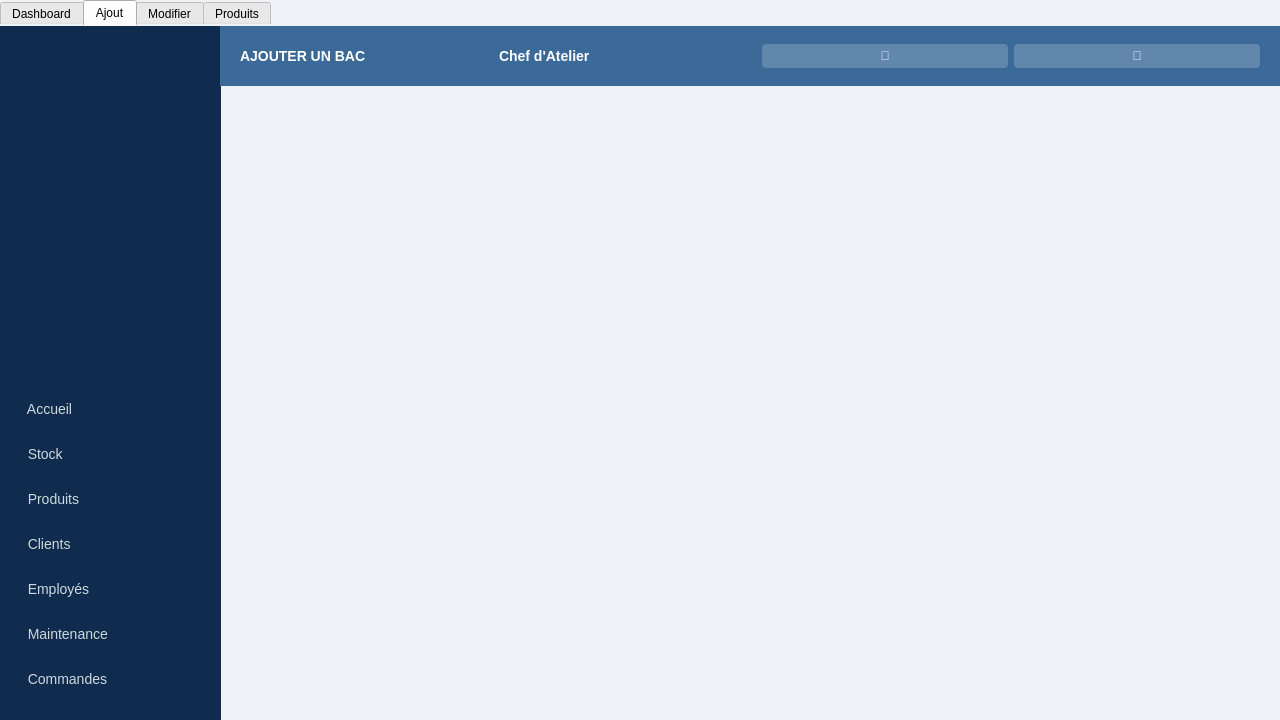
First picture: the form in mainwindow.ui, repository esprit-up-algo/projetcpp2526-s2-2a6-smart-waste-collection-2a6, before the edit.
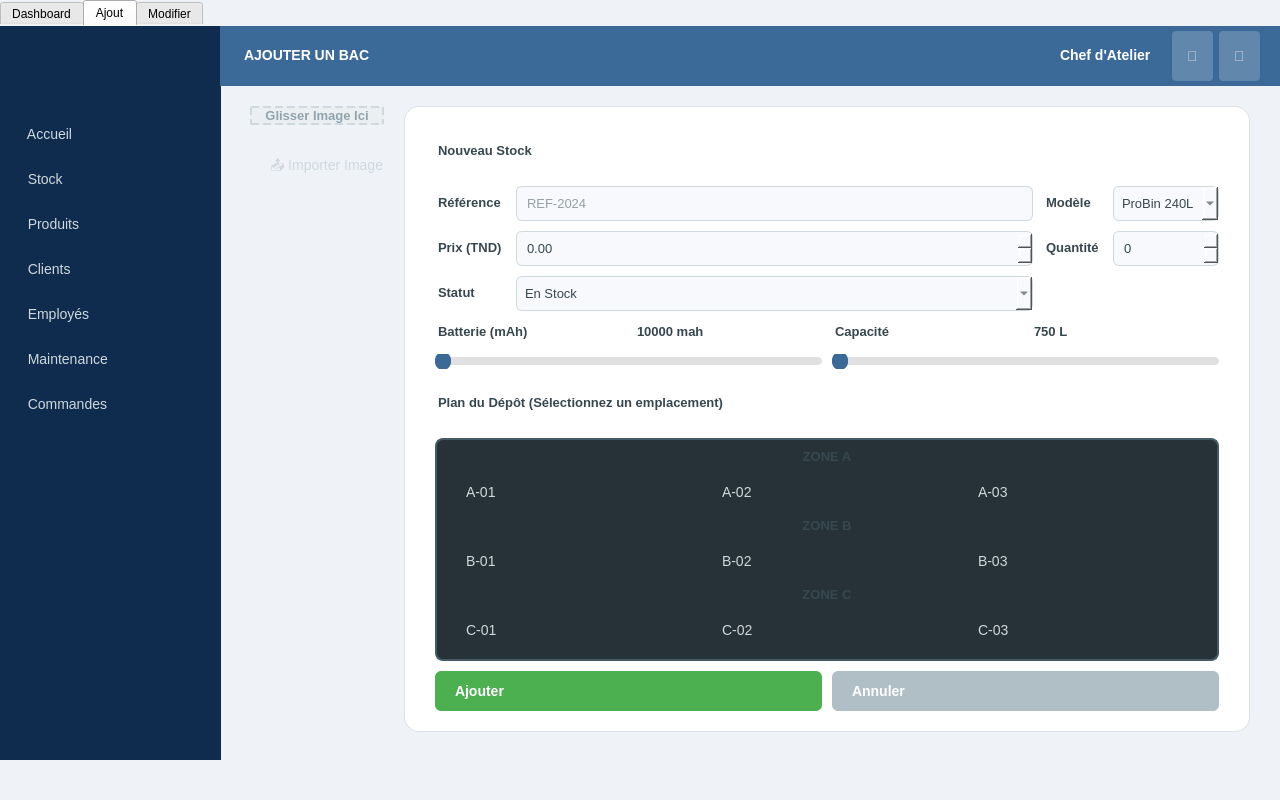
Second picture: the form after the edit. The open tabs and pages were chosen to show the change. Icons and pictures are not drawn.

Commit message: essaie d'interface ajouter et modifer

```diff
--- a/mainwindow.ui
+++ b/mainwindow.ui
@@ -7,7 +7,7 @@
     <x>0</x>
     <y>0</y>
     <width>1280</width>
-    <height>720</height>
+    <height>800</height>
    </rect>
   </property>
   <property name="windowTitle">
@@ -15,117 +15,73 @@
   </property>
   <property name="styleSheet">
    <string notr="true">
+    /* GLOBAL SETTINGS */
     * { font-family: 'Segoe UI', Arial, sans-serif; }
-    
-    QMainWindow, QWidget#centralwidget, QTabWidget::pane {
-        background-color: #eff3f8;
-        border: none;
-    }
+    QMainWindow, QWidget#centralwidget, QTabWidget::pane { background-color: #eff3f8; border: none; }
 
-    QWidget#verticalLayoutWidget_1, QWidget#verticalLayoutWidget_2, QWidget#verticalLayoutWidget_3, QWidget#verticalLayoutWidget_4 {
-        background-color: #0f2c4f;
-    }
+    /* SIDEBAR */
+    QWidget#verticalLayoutWidget_1, QWidget#verticalLayoutWidget_2, QWidget#verticalLayoutWidget_3 { background-color: #0f2c4f; }
+    QLabel#label_1, QLabel#label_2, QLabel#label_3 { color: white; font-weight: bold; font-size: 18px; padding: 20px; }
+    QPushButton { color: #cfd8dc; text-align: left; padding-left: 20px; height: 40px; border: none; font-size: 14px; background: transparent; }
+    QPushButton:hover { background-color: #1d4e89; color: white; border-left: 4px solid #4caf50; }
 
-    QWidget#verticalLayoutWidget_1 QPushButton, 
-    QWidget#verticalLayoutWidget_2 QPushButton, 
-    QWidget#verticalLayoutWidget_3 QPushButton,
-    QWidget#verticalLayoutWidget_4 QPushButton {
-        color: #cfd8dc;
-        text-align: left;
-        padding-left: 20px;
-        height: 40px;
-        border: none;
-        font-size: 14px;
-        background-color: transparent;
-    }
-    
-    QWidget#verticalLayoutWidget_1 QPushButton:hover, 
-    QWidget#verticalLayoutWidget_2 QPushButton:hover, 
-    QWidget#verticalLayoutWidget_3 QPushButton:hover,
-    QWidget#verticalLayoutWidget_4 QPushButton:hover {
-        background-color: #1d4e89;
-        color: white;
-        border-left: 4px solid #4caf50;
-    }
-    
-    QLabel#label_1, QLabel#label_2, QLabel#label_3, QLabel#label_4 {
-        color: white; font-weight: bold; font-size: 18px; padding: 20px 0 20px 20px;
-    }
+    /* TOP BAR */
+    QWidget#horizontalLayoutWidget_1, QWidget#horizontalLayoutWidget_2, QWidget#horizontalLayoutWidget_3 { background-color: #3b6998; }
+    QLabel#lb_1, QLabel#lb_2, QLabel#lb_3, QLabel#user_1, QLabel#user_2, QLabel#user_3 { color: white; font-weight: bold; font-size: 14px; }
+    QPushButton#btnnotif_1, QPushButton#btnprofil_1, QPushButton#btnnotif_2, QPushButton#btnprofil_2, QPushButton#btnnotif_3, QPushButton#btnprofil_3 { background-color: rgba(255, 255, 255, 0.2); border-radius: 4px; padding: 5px 15px; }
 
-    QWidget#horizontalLayoutWidget_1, QWidget#horizontalLayoutWidget_2, QWidget#horizontalLayoutWidget_3, QWidget#horizontalLayoutWidget_4 {
-        background-color: #3b6998;
-    }
-    
-    QLabel#lb_1, QLabel#lb_2, QLabel#lb_3, QLabel#lb_4, QLabel#user_1, QLabel#user_2, QLabel#user_3, QLabel#user_4 {
-        color: white; font-weight: bold; font-size: 14px;
-    }
-
-    QWidget#horizontalLayoutWidget_1 QPushButton, 
-    QWidget#horizontalLayoutWidget_2 QPushButton, 
-    QWidget#horizontalLayoutWidget_3 QPushButton,
-    QWidget#horizontalLayoutWidget_4 QPushButton {
-        background-color: rgba(255, 255, 255, 0.2);
-        color: white;
-        border-radius: 4px;
-        padding: 5px 15px;
-        border: none;
-    }
-
-    QFrame#cardFrame {
-        background-color: white; border-radius: 12px; border: 1px solid #dce1e8;
-    }
-    QFrame#cardFrame QLabel {
-        color: #2c3e50; font-size: 13px; font-weight: 600; padding-bottom: 2px;
-    }
-    QLabel#lblCardTitle {
-        font-size: 20px; font-weight: bold; color: #1a1a1a; margin-bottom: 10px;
-    }
-    QLineEdit, QComboBox {
-        background-color: #f7f9fc; border: 1px solid #e1e4e8; border-radius: 6px; padding: 8px; color: #333;
-    }
-    QLineEdit:focus { border: 1px solid #3b6998; background-color: white; }
-    
-    QPushButton#btnSave { background-color: #4caf50; color: white; font-weight: bold; border-radius: 6px; }
-    QPushButton#btnCancel { background-color: #90a4ae; color: white; font-weight: bold; border-radius: 6px; }
-
-    QTableWidget {
-        background-color: white;
-        border: 1px solid #dce1e8;
-        border-radius: 8px;
-        gridline-color: #f0f0f0;
-        selection-background-color: #e3f2fd;
-        selection-color: #333;
-    }
-    QHeaderView::section {
-        background-color: white;
-        color: #333;
-        font-weight: bold;
-        border: none;
-        border-bottom: 2px solid #3b6998;
-        padding: 8px;
-    }
-
-    QFrame#rightSidebar {
-        background-color: white; border-radius: 8px; border: 1px solid #dce1e8;
-    }
-    QLabel.sectionTitle {
-        font-weight: bold; color: #0f2c4f; font-size: 13px; margin-bottom: 5px;
-    }
-    
-    QPushButton.actionBtn {
-        background-color: #f5f5f5; border: 1px solid #ddd; border-radius: 5px; padding: 10px; text-align: center; color: #333;
-    }
-    QPushButton.actionBtn:hover { background-color: #e0e0e0; }
-
-    QLineEdit#searchInput { background-color: white; border: 1px solid #ccc; }
+    /* DASHBOARD TABLE &amp; CONTROLS */
+    QTableWidget { background-color: white; border: 1px solid #dce1e8; border-radius: 8px; gridline-color: #f0f0f0; selection-background-color: #e3f2fd; selection-color: #333; }
+    QHeaderView::section { background-color: white; color: #333; font-weight: bold; border: none; border-bottom: 2px solid #3b6998; padding: 8px; }
+    QLineEdit#searchInput { background-color: white; border: 1px solid #ccc; padding: 5px; border-radius: 4px; }
+    QComboBox#cbSort { background-color: white; border: 1px solid #ccc; padding: 5px; border-radius: 4px; }
     QPushButton#btnAddProduct { background-color: #3b6998; color: white; font-weight: bold; border-radius: 4px; padding: 5px 15px; }
+
+    /* COMMON FORM STYLES */
+    QFrame#cardAdd, QFrame#cardMod, QFrame#rightSidebar { background-color: white; border-radius: 15px; border: 1px solid #dce1e8; }
+    QLabel { color: #37474f; font-weight: 700; font-size: 13px; margin-bottom: 2px; }
+    QLineEdit, QComboBox, QSpinBox, QDoubleSpinBox { background-color: #f7f9fc; border: 1px solid #cfd8dc; border-radius: 6px; padding: 8px; color: #37474f; font-size: 13px; }
+    QLineEdit:focus, QComboBox:focus, QSpinBox:focus, QDoubleSpinBox:focus { border: 1px solid #3b6998; background-color: white; }
+
+    /* STAT CARDS (Dashboard) */
+    QFrame.statCard { background-color: #e3f2fd; border-radius: 8px; border: 1px solid #bbdefb; }
+    QLabel.statValue { font-size: 20px; font-weight: bold; color: #1565c0; }
+    QLabel.statLabel { font-size: 12px; color: #546e7a; }
+    QFrame.alertCard { background-color: #ffebee; border-radius: 8px; border: 1px solid #ffcdd2; }
+    QLabel.alertValue { font-size: 20px; font-weight: bold; color: #c62828; }
+
+    /* SLIDERS */
+    QSlider::groove:horizontal { background: #e0e0e0; height: 8px; border-radius: 4px; }
+    QSlider::handle:horizontal { background: #3b6998; width: 16px; margin: -5px 0; border-radius: 8px; }
+    QSlider::sub-page:horizontal { background: #64b5f6; border-radius: 4px; }
+
+    /* CREATIVE WAREHOUSE MAP */
+    QFrame#mapFrame, QFrame#depotMapFrame_mod { background-color: #263238; border-radius: 8px; border: 2px solid #455a64; }
+    QLabel.zoneLabel { color: #cfd8dc; font-size: 11px; font-weight: bold; letter-spacing: 1px; margin-top: 10px; }
+    
+    QPushButton.slotBtn { background-color: #4caf50; border: 2px solid #388e3c; border-radius: 4px; color: white; font-weight: bold; } /* Green */
+    QPushButton.slotBtn:checked { background-color: #2196f3; border: 2px solid #1976d2; } /* Blue */
+    QPushButton.slotBtn:disabled { background-color: #ef5350; border: 2px solid #c62828; color: #ffebee; text-decoration: line-through; } /* Red */
+
+    /* ACTION BUTTONS */
+    QPushButton#btnSave_Add, QPushButton#btnSave_Mod { background-color: #4caf50; color: white; font-weight: bold; border-radius: 6px; }
+    QPushButton#btnCancel_Add, QPushButton#btnCancel_Mod { background-color: #b0bec5; color: white; font-weight: bold; border-radius: 6px; }
+    QLabel#lblImgPreview_Add, QLabel#imgBin { background-color: #eceff1; border: 2px dashed #cfd8dc; border-radius: 12px; color: #90a4ae; }
    </string>
   </property>
   <widget class="QWidget" name="centralwidget">
    <widget class="QTabWidget" name="tabWidget">
-    <property name="geometry"><rect><x>0</x><y>0</y><width>1280</width><height>720</height></rect></property>
-    <property name="currentIndex"><number>3</number></property>
-
+    <property name="geometry">
+     <rect>
+      <x>0</x>
+      <y>0</y>
+      <width>1280</width>
+      <height>760</height>
+     </rect>
+    </property>
+    <property name="currentIndex">
+     <number>0</number>
+    </property>
     <widget class="QWidget" name="dashboard">
      <attribute name="title"><string>Dashboard</string></attribute>
      <widget class="QWidget" name="verticalLayoutWidget_1">
@@ -163,33 +119,616 @@
     <widget class="QWidget" name="ajout">
      <attribute name="title"><string>Ajout</string></attribute>
      <widget class="QWidget" name="verticalLayoutWidget_2">
-      <property name="geometry"><rect><x>0</x><y>0</y><width>221</width><height>700</height></rect></property>
+      <property name="geometry">
+       <rect>
+        <x>0</x>
+        <y>0</y>
+        <width>221</width>
+        <height>740</height>
+       </rect>
+      </property>
       <layout class="QVBoxLayout" name="verticalLayout_2">
-       <property name="spacing"><number>5</number></property>
-       <property name="bottomMargin"><number>20</number></property>
-       <item><widget class="QLabel" name="label_2"><property name="pixmap"><pixmap resource="logo.qrc">:/logo1.png</pixmap></property><property name="text"><string/></property></widget></item>
-       <item><spacer><property name="orientation"><enum>Qt::Vertical</enum></property><property name="sizeType"><enum>QSizePolicy::Fixed</enum></property><property name="sizeHint" stdset="0"><size><width>20</width><height>20</height></size></property></spacer></item>
-       <item><widget class="QPushButton" name="btnhome_2"><property name="text"><string>  Accueil</string></property></widget></item>
-       <item><widget class="QPushButton" name="btnstock_2"><property name="text"><string>  Stock</string></property></widget></item>
-       <item><widget class="QPushButton" name="btnproduit_2"><property name="text"><string>  Produits</string></property></widget></item>
-       <item><widget class="QPushButton" name="btnclient_2"><property name="text"><string>  Clients</string></property></widget></item>
-       <item><widget class="QPushButton" name="btnemploye_2"><property name="text"><string>  Employés</string></property></widget></item>
-       <item><widget class="QPushButton" name="btnmaintenance_2"><property name="text"><string>  Maintenance</string></property></widget></item>
-       <item><widget class="QPushButton" name="btncmd_2"><property name="text"><string>  Commandes</string></property></widget></item>
-       <item><spacer><property name="orientation"><enum>Qt::Vertical</enum></property></spacer></item>
+       <property name="spacing">
+        <number>5</number>
+       </property>
+       <property name="bottomMargin">
+        <number>20</number>
+       </property>
+       <item>
+        <widget class="QLabel" name="label_2">
+         <property name="text">
+          <string/>
+         </property>
+         <property name="pixmap">
+          <pixmap resource="logo.qrc">:/logo1.png</pixmap>
+         </property>
+        </widget>
+       </item>
+       <item>
+        <spacer>
+         <property name="orientation">
+          <enum>Qt::Orientation::Vertical</enum>
+         </property>
+         <property name="sizeType">
+          <enum>QSizePolicy::Policy::Fixed</enum>
+         </property>
+         <property name="sizeHint" stdset="0">
+          <size>
+           <width>20</width>
+           <height>20</height>
+          </size>
+         </property>
+        </spacer>
+       </item>
+       <item>
+        <widget class="QPushButton" name="btnhome_2">
+         <property name="text">
+          <string>  Accueil</string>
+         </property>
+        </widget>
+       </item>
+       <item>
+        <widget class="QPushButton" name="btnstock_2">
+         <property name="text">
+          <string>  Stock</string>
+         </property>
+        </widget>
+       </item>
+       <item>
+        <widget class="QPushButton" name="btnproduit_2">
+         <property name="text">
+          <string>  Produits</string>
+         </property>
+        </widget>
+       </item>
+       <item>
+        <widget class="QPushButton" name="btnclient_2">
+         <property name="text">
+          <string>  Clients</string>
+         </property>
+        </widget>
+       </item>
+       <item>
+        <widget class="QPushButton" name="btnemploye_2">
+         <property name="text">
+          <string>  Employés</string>
+         </property>
+        </widget>
+       </item>
+       <item>
+        <widget class="QPushButton" name="btnmaintenance_2">
+         <property name="text">
+          <string>  Maintenance</string>
+         </property>
+        </widget>
+       </item>
+       <item>
+        <widget class="QPushButton" name="btncmd_2">
+         <property name="text">
+          <string>  Commandes</string>
+         </property>
+        </widget>
+       </item>
+       <item>
+        <spacer>
+         <property name="orientation">
+          <enum>Qt::Orientation::Vertical</enum>
+         </property>
+         <property name="sizeHint" stdset="0">
+          <size>
+           <width>0</width>
+           <height>0</height>
+          </size>
+         </property>
+        </spacer>
+       </item>
       </layout>
      </widget>
      <widget class="QWidget" name="horizontalLayoutWidget_2">
       <property name="geometry"><rect><x>220</x><y>0</y><width>1060</width><height>60</height></rect></property>
       <layout class="QHBoxLayout" name="horizontalLayout_2">
-       <property name="leftMargin"><number>20</number></property>
-       <property name="rightMargin"><number>20</number></property>
-       <item><widget class="QLabel" name="lb_2"><property name="text"><string>AJOUTER UN BAC</string></property></widget></item>
-       <item><spacer><property name="orientation"><enum>Qt::Horizontal</enum></property></spacer></item>
-       <item><widget class="QLabel" name="user_2"><property name="text"><string>Chef d'Atelier</string></property></widget></item>
-       <item><spacer><property name="orientation"><enum>Qt::Horizontal</enum></property><property name="sizeType"><enum>QSizePolicy::Fixed</enum></property><property name="sizeHint" stdset="0"><size><width>10</width><height>20</height></size></property></spacer></item>
-       <item><widget class="QPushButton" name="btnnotif_2"><property name="text"><string>🔔</string></property></widget></item>
-       <item><widget class="QPushButton" name="btnprofil_2"><property name="text"><string>👤</string></property></widget></item>
+       <property name="leftMargin">
+        <number>20</number>
+       </property>
+       <property name="rightMargin">
+        <number>20</number>
+       </property>
+       <item>
+        <widget class="QLabel" name="lb_2">
+         <property name="text">
+          <string>AJOUTER UN BAC</string>
+         </property>
+        </widget>
+       </item>
+       <item>
+        <spacer>
+         <property name="orientation">
+          <enum>Qt::Orientation::Horizontal</enum>
+         </property>
+         <property name="sizeHint" stdset="0">
+          <size>
+           <width>0</width>
+           <height>0</height>
+          </size>
+         </property>
+        </spacer>
+       </item>
+       <item>
+        <widget class="QLabel" name="user_2">
+         <property name="text">
+          <string>Chef d'Atelier</string>
+         </property>
+        </widget>
+       </item>
+       <item>
+        <spacer>
+         <property name="orientation">
+          <enum>Qt::Orientation::Horizontal</enum>
+         </property>
+         <property name="sizeType">
+          <enum>QSizePolicy::Policy::Fixed</enum>
+         </property>
+         <property name="sizeHint" stdset="0">
+          <size>
+           <width>10</width>
+           <height>20</height>
+          </size>
+         </property>
+        </spacer>
+       </item>
+       <item>
+        <widget class="QPushButton" name="btnnotif_2">
+         <property name="text">
+          <string>🔔</string>
+         </property>
+        </widget>
+       </item>
+       <item>
+        <widget class="QPushButton" name="btnprofil_2">
+         <property name="text">
+          <string>👤</string>
+         </property>
+        </widget>
+       </item>
+      </layout>
+     </widget>
+     <widget class="QWidget" name="addContent">
+      <property name="geometry">
+       <rect>
+        <x>250</x>
+        <y>80</y>
+        <width>1000</width>
+        <height>626</height>
+       </rect>
+      </property>
+      <layout class="QHBoxLayout" name="hl_add_split">
+       <property name="spacing">
+        <number>20</number>
+       </property>
+       <item>
+        <layout class="QVBoxLayout" name="vl_img_add">
+         <item>
+          <widget class="QLabel" name="lblImgPreview_Add">
+           <property name="text">
+            <string>Glisser Image Ici</string>
+           </property>
+           <property name="alignment">
+            <set>Qt::AlignmentFlag::AlignCenter</set>
+           </property>
+          </widget>
+         </item>
+         <item>
+          <widget class="QPushButton" name="btnUpload_Add">
+           <property name="text">
+            <string>📤 Importer Image</string>
+           </property>
+          </widget>
+         </item>
+         <item>
+          <spacer>
+           <property name="orientation">
+            <enum>Qt::Orientation::Vertical</enum>
+           </property>
+           <property name="sizeHint" stdset="0">
+            <size>
+             <width>0</width>
+             <height>0</height>
+            </size>
+           </property>
+          </spacer>
+         </item>
+        </layout>
+       </item>
+       <item>
+        <widget class="QFrame" name="cardAdd">
+         <property name="frameShape">
+          <enum>QFrame::Shape::StyledPanel</enum>
+         </property>
+         <layout class="QVBoxLayout" name="verticalLayout_Add">
+          <property name="spacing">
+           <number>10</number>
+          </property>
+          <property name="leftMargin">
+           <number>30</number>
+          </property>
+          <property name="topMargin">
+           <number>20</number>
+          </property>
+          <property name="rightMargin">
+           <number>30</number>
+          </property>
+          <property name="bottomMargin">
+           <number>20</number>
+          </property>
+          <item>
+           <widget class="QLabel" name="lblTitleAdd">
+            <property name="text">
+             <string>Nouveau Stock</string>
+            </property>
+           </widget>
+          </item>
+          <item>
+           <layout class="QGridLayout" name="gl_inputs">
+            <item row="0" column="0">
+             <widget class="QLabel" name="l1">
+              <property name="text">
+               <string>Référence</string>
+              </property>
+             </widget>
+            </item>
+            <item row="0" column="1">
+             <widget class="QLineEdit" name="ln_ref_add">
+              <property name="placeholderText">
+               <string>REF-2024</string>
+              </property>
+             </widget>
+            </item>
+            <item row="0" column="2">
+             <widget class="QLabel" name="l2">
+              <property name="text">
+               <string>Modèle</string>
+              </property>
+             </widget>
+            </item>
+            <item row="0" column="3">
+             <widget class="QComboBox" name="cb_model_add">
+              <item>
+               <property name="text">
+                <string>ProBin 240L</string>
+               </property>
+              </item>
+             </widget>
+            </item>
+            <item row="1" column="0">
+             <widget class="QLabel" name="l_px">
+              <property name="text">
+               <string>Prix (TND)</string>
+              </property>
+             </widget>
+            </item>
+            <item row="1" column="1">
+             <widget class="QDoubleSpinBox" name="dsb_price_add">
+              <property name="maximum">
+               <double>99999.000000000000000</double>
+              </property>
+             </widget>
+            </item>
+            <item row="1" column="2">
+             <widget class="QLabel" name="l_qty">
+              <property name="text">
+               <string>Quantité</string>
+              </property>
+             </widget>
+            </item>
+            <item row="1" column="3">
+             <widget class="QSpinBox" name="sb_qty_add"/>
+            </item>
+            <item row="2" column="0">
+             <widget class="QLabel" name="l_stat">
+              <property name="text">
+               <string>Statut</string>
+              </property>
+             </widget>
+            </item>
+            <item row="2" column="1">
+             <widget class="QComboBox" name="cb_status_add">
+              <item>
+               <property name="text">
+                <string>En Stock</string>
+               </property>
+              </item>
+             </widget>
+            </item>
+           </layout>
+          </item>
+          <item>
+           <layout class="QHBoxLayout" name="hl_sliders">
+            <item>
+             <layout class="QVBoxLayout" name="vl_bat">
+              <item>
+               <layout class="QHBoxLayout" name="horizontalLayout">
+                <item>
+                 <widget class="QLabel" name="l_bat">
+                  <property name="text">
+                   <string>Batterie (mAh)</string>
+                  </property>
+                 </widget>
+                </item>
+                <item>
+                 <widget class="QLabel" name="label">
+                  <property name="text">
+                   <string>10000 mah</string>
+                  </property>
+                 </widget>
+                </item>
+               </layout>
+              </item>
+              <item>
+               <widget class="QSlider" name="slider_bat_add">
+                <property name="minimum">
+                 <number>2000</number>
+                </property>
+                <property name="maximum">
+                 <number>20000</number>
+                </property>
+                <property name="orientation">
+                 <enum>Qt::Orientation::Horizontal</enum>
+                </property>
+               </widget>
+              </item>
+             </layout>
+            </item>
+            <item>
+             <layout class="QVBoxLayout" name="vl_cap">
+              <item>
+               <layout class="QHBoxLayout" name="horizontalLayout_4">
+                <item>
+                 <widget class="QLabel" name="l_cap">
+                  <property name="text">
+                   <string>Capacité</string>
+                  </property>
+                 </widget>
+                </item>
+                <item>
+                 <widget class="QLabel" name="label_4">
+                  <property name="text">
+                   <string>750 L</string>
+                  </property>
+                 </widget>
+                </item>
+               </layout>
+              </item>
+              <item>
+               <widget class="QSlider" name="slider_cap_add">
+                <property name="minimum">
+                 <number>50</number>
+                </property>
+                <property name="maximum">
+                 <number>1000</number>
+                </property>
+                <property name="orientation">
+                 <enum>Qt::Orientation::Horizontal</enum>
+                </property>
+               </widget>
+              </item>
+             </layout>
+            </item>
+           </layout>
+          </item>
+          <item>
+           <widget class="QLabel" name="l5">
+            <property name="text">
+             <string>Plan du Dépôt (Sélectionnez un emplacement)</string>
+            </property>
+           </widget>
+          </item>
+          <item>
+           <widget class="QFrame" name="mapFrame">
+            <property name="frameShape">
+             <enum>QFrame::Shape::StyledPanel</enum>
+            </property>
+            <layout class="QGridLayout" name="gl_map_add">
+             <item row="0" column="0" colspan="3">
+              <widget class="QLabel" name="zoneA">
+               <property name="text">
+                <string>ZONE A</string>
+               </property>
+               <property name="alignment">
+                <set>Qt::AlignmentFlag::AlignCenter</set>
+               </property>
+               <property name="class" stdset="0">
+                <string>zoneLabel</string>
+               </property>
+              </widget>
+             </item>
+             <item row="1" column="0">
+              <widget class="QPushButton" name="btn_a1">
+               <property name="text">
+                <string>A-01</string>
+               </property>
+               <property name="checkable">
+                <bool>true</bool>
+               </property>
+               <property name="autoExclusive">
+                <bool>true</bool>
+               </property>
+               <property name="class" stdset="0">
+                <string>slotBtn</string>
+               </property>
+              </widget>
+             </item>
+             <item row="1" column="1">
+              <widget class="QPushButton" name="btn_a2">
+               <property name="enabled">
+                <bool>false</bool>
+               </property>
+               <property name="text">
+                <string>A-02</string>
+               </property>
+               <property name="class" stdset="0">
+                <string>slotBtn</string>
+               </property>
+              </widget>
+             </item>
+             <item row="1" column="2">
+              <widget class="QPushButton" name="btn_a3">
+               <property name="text">
+                <string>A-03</string>
+               </property>
+               <property name="checkable">
+                <bool>true</bool>
+               </property>
+               <property name="autoExclusive">
+                <bool>true</bool>
+               </property>
+               <property name="class" stdset="0">
+                <string>slotBtn</string>
+               </property>
+              </widget>
+             </item>
+             <item row="2" column="0" colspan="3">
+              <widget class="QLabel" name="zoneB">
+               <property name="text">
+                <string>ZONE B</string>
+               </property>
+               <property name="alignment">
+                <set>Qt::AlignmentFlag::AlignCenter</set>
+               </property>
+               <property name="class" stdset="0">
+                <string>zoneLabel</string>
+               </property>
+              </widget>
+             </item>
+             <item row="3" column="0">
+              <widget class="QPushButton" name="btn_b1">
+               <property name="text">
+                <string>B-01</string>
+               </property>
+               <property name="checkable">
+                <bool>true</bool>
+               </property>
+               <property name="autoExclusive">
+                <bool>true</bool>
+               </property>
+               <property name="class" stdset="0">
+                <string>slotBtn</string>
+               </property>
+              </widget>
+             </item>
+             <item row="3" column="1">
+              <widget class="QPushButton" name="btn_b2">
+               <property name="text">
+                <string>B-02</string>
+               </property>
+               <property name="checkable">
+                <bool>true</bool>
+               </property>
+               <property name="autoExclusive">
+                <bool>true</bool>
+               </property>
+               <property name="class" stdset="0">
+                <string>slotBtn</string>
+               </property>
+              </widget>
+             </item>
+             <item row="3" column="2">
+              <widget class="QPushButton" name="btn_b3">
+               <property name="text">
+                <string>B-03</string>
+               </property>
+               <property name="checkable">
+                <bool>true</bool>
+               </property>
+               <property name="autoExclusive">
+                <bool>true</bool>
+               </property>
+               <property name="class" stdset="0">
+                <string>slotBtn</string>
+               </property>
+              </widget>
+             </item>
+             <item row="4" column="0" colspan="3">
+              <widget class="QLabel" name="zoneC">
+               <property name="text">
+                <string>ZONE C</string>
+               </property>
+               <property name="alignment">
+                <set>Qt::AlignmentFlag::AlignCenter</set>
+               </property>
+               <property name="class" stdset="0">
+                <string>zoneLabel</string>
+               </property>
+              </widget>
+             </item>
+             <item row="5" column="1">
+              <widget class="QPushButton" name="btn_c2">
+               <property name="text">
+                <string>C-02</string>
+               </property>
+               <property name="checkable">
+                <bool>true</bool>
+               </property>
+               <property name="autoExclusive">
+                <bool>true</bool>
+               </property>
+               <property name="class" stdset="0">
+                <string>slotBtn</string>
+               </property>
+              </widget>
+             </item>
+             <item row="5" column="2">
+              <widget class="QPushButton" name="btn_c3">
+               <property name="text">
+                <string>C-03</string>
+               </property>
+               <property name="checkable">
+                <bool>true</bool>
+               </property>
+               <property name="autoExclusive">
+                <bool>true</bool>
+               </property>
+               <property name="class" stdset="0">
+                <string>slotBtn</string>
+               </property>
+              </widget>
+             </item>
+             <item row="5" column="0">
+              <widget class="QPushButton" name="btn_a2_2">
+               <property name="enabled">
+                <bool>false</bool>
+               </property>
+               <property name="text">
+                <string>C-01</string>
+               </property>
+               <property name="class" stdset="0">
+                <string>slotBtn</string>
+               </property>
+              </widget>
+             </item>
+            </layout>
+           </widget>
+          </item>
+          <item>
+           <layout class="QHBoxLayout" name="btns_add">
+            <item>
+             <widget class="QPushButton" name="btnSave_Add">
+              <property name="text">
+               <string>Ajouter</string>
+              </property>
+             </widget>
+            </item>
+            <item>
+             <widget class="QPushButton" name="btnCancel_Add">
+              <property name="text">
+               <string>Annuler</string>
+              </property>
+             </widget>
+            </item>
+           </layout>
+          </item>
+         </layout>
+        </widget>
+       </item>
       </layout>
      </widget>
     </widget>
@@ -226,84 +765,19 @@
        <item><widget class="QPushButton" name="btnprofil_3"><property name="text"><string>👤</string></property></widget></item>
       </layout>
      </widget>
-     <widget class="QLabel" name="imgBin">
-      <property name="geometry"><rect><x>260</x><y>100</y><width>320</width><height>400</height></rect></property>
-      <property name="styleSheet"><string>border: 2px dashed #b0bec5; color: #78909c; background-color: white; border-radius: 10px;</string></property>
-      <property name="text"><string>Insert Bin Image Here</string></property>
-      <property name="alignment"><set>Qt::AlignCenter</set></property>
-     </widget>
-     <widget class="QFrame" name="cardFrame">
-      <property name="geometry"><rect><x>610</x><y>70</y><width>380</width><height>571</height></rect></property>
-      <property name="frameShape"><enum>QFrame::StyledPanel</enum></property>
-      <layout class="QVBoxLayout" name="cardLayout">
-       <property name="spacing"><number>15</number></property>
-       <property name="leftMargin"><number>25</number></property>
-       <property name="topMargin"><number>25</number></property>
-       <property name="rightMargin"><number>25</number></property>
-       <property name="bottomMargin"><number>25</number></property>
-       <item><widget class="QLabel" name="lblCardTitle"><property name="text"><string>Modifier Bac Intelligent</string></property></widget></item>
-       <item><widget class="QLabel" name="lblSubtitle"><property name="styleSheet"><string>color: #7f8c8d; font-weight: normal; margin-bottom: 10px;</string></property><property name="text"><string>Mettez à jour les détails du bac sélectionné.</string></property></widget></item>
-       <item><widget class="QLabel" name="lblSerial"><property name="text"><string>Numéro de Série</string></property></widget></item>
-       <item><widget class="QLineEdit" name="ln_serial"><property name="text"><string>WB-2024-1234</string></property><property name="readOnly"><bool>true</bool></property></widget></item>
-       <item><widget class="QLabel" name="lblModel"><property name="text"><string>Modèle</string></property></widget></item>
-       <item><widget class="QComboBox" name="cb_model"><item><property name="text"><string>ProBin 240L</string></property></item><item><property name="text"><string>EcoBin 100L</string></property></item></widget></item>
-       <item><layout class="QHBoxLayout" name="geoLayout">
-         <item><layout class="QVBoxLayout" name="latLayout">
-           <item><widget class="QLabel" name="lblLat"><property name="text"><string>Latitude</string></property></widget></item>
-           <item><widget class="QLineEdit" name="ln_lat"><property name="text"><string>34.7451</string></property></widget></item>
-          </layout></item>
-         <item><layout class="QVBoxLayout" name="longLayout">
-           <item><widget class="QLabel" name="lblLong"><property name="text"><string>Longitude</string></property></widget></item>
-           <item><widget class="QLineEdit" name="ln_long"><property name="text"><string>10.7613</string></property></widget></item>
-          </layout></item>
-        </layout></item>
-       <item><widget class="QLabel" name="lblBat"><property name="text"><string>Niveau de Batterie actuel (85%)</string></property></widget></item>
-       <item><widget class="QSlider" name="sliderBat"><property name="value"><number>85</number></property><property name="orientation"><enum>Qt::Horizontal</enum></property></widget></item>
-       <item><spacer name="cardSpacer"><property name="orientation"><enum>Qt::Vertical</enum></property></spacer></item>
-       <item><widget class="QPushButton" name="btnSave"><property name="text"><string>✓  Sauvegarder les Modifications</string></property></widget></item>
-       <item><widget class="QPushButton" name="btnCancel"><property name="text"><string>✕  Annuler</string></property></widget></item>
-      </layout>
-     </widget>
-    </widget>
-
-    <widget class="QWidget" name="produits">
-     <attribute name="title"><string>Produits</string></attribute>
-     <widget class="QWidget" name="verticalLayoutWidget_4">
-      <property name="geometry"><rect><x>0</x><y>0</y><width>221</width><height>700</height></rect></property>
-      <layout class="QVBoxLayout" name="verticalLayout_4">
-       <property name="spacing"><number>5</number></property>
-       <property name="bottomMargin"><number>20</number></property>
-       <item><widget class="QLabel" name="label_4"><property name="pixmap"><pixmap resource="logo.qrc">:/logo1.png</pixmap></property><property name="text"><string/></property></widget></item>
-       <item><spacer><property name="orientation"><enum>Qt::Vertical</enum></property><property name="sizeType"><enum>QSizePolicy::Fixed</enum></property><property name="sizeHint" stdset="0"><size><width>20</width><height>20</height></size></property></spacer></item>
-       <item><widget class="QPushButton" name="btnhome_4"><property name="text"><string>  Accueil</string></property></widget></item>
-       <item><widget class="QPushButton" name="btnstock_4"><property name="text"><string>  Stock</string></property></widget></item>
-       <item><widget class="QPushButton" name="btnproduit_4"><property name="text"><string>  Produits</string></property></widget></item>
-       <item><widget class="QPushButton" name="btnclient_4"><property name="text"><string>  Clients</string></property></widget></item>
-       <item><widget class="QPushButton" name="btnemploye_4"><property name="text"><string>  Employés</string></property></widget></item>
-       <item><widget class="QPushButton" name="btnmaintenance_4"><property name="text"><string>  Maintenance</string></property></widget></item>
-       <item><widget class="QPushButton" name="btncmd_4"><property name="text"><string>  Commandes</string></property></widget></item>
-       <item><spacer><property name="orientation"><enum>Qt::Vertical</enum></property></spacer></item>
-      </layout>
-     </widget>
-     <widget class="QWidget" name="horizontalLayoutWidget_4">
-      <property name="geometry"><rect><x>220</x><y>0</y><width>1060</width><height>60</height></rect></property>
-      <layout class="QHBoxLayout" name="horizontalLayout_4">
-       <property name="leftMargin"><number>20</number></property>
-       <property name="rightMargin"><number>20</number></property>
-       <item><widget class="QLabel" name="lb_4"><property name="text"><string>GESTION DES PRODUITS</string></property></widget></item>
-       <item><spacer><property name="orientation"><enum>Qt::Horizontal</enum></property></spacer></item>
-       <item><widget class="QLabel" name="user_4"><property name="text"><string>Chef d'Atelier</string></property></widget></item>
-       <item><spacer><property name="orientation"><enum>Qt::Horizontal</enum></property><property name="sizeType"><enum>QSizePolicy::Fixed</enum></property><property name="sizeHint" stdset="0"><size><width>10</width><height>20</height></size></property></spacer></item>
-       <item><widget class="QPushButton" name="btnnotif_4"><property name="text"><string>🔔</string></property></widget></item>
-       <item><widget class="QPushButton" name="btnprofil_4"><property name="text"><string>👤</string></property></widget></item>
-      </layout>
-     </widget>
-     
-     <widget class="QWidget" name="contentWidget">
-      <property name="geometry"><rect><x>240</x><y>80</y><width>1020</width><height>600</height></rect></property>
-      <layout class="QHBoxLayout" name="contentLayout">
-       <property name="spacing"><number>20</number></property>
-       
+     <widget class="QWidget" name="modContent">
+      <property name="geometry">
+       <rect>
+        <x>250</x>
+        <y>80</y>
+        <width>1000</width>
+        <height>643</height>
+       </rect>
+      </property>
+      <layout class="QHBoxLayout" name="hl_mod_split">
+       <property name="spacing">
+        <number>20</number>
+       </property>
        <item>
         <layout class="QVBoxLayout" name="tableLayout">
          <item>
```
Left out of the diff: 1119 changed lines with no effect on the pictures.
